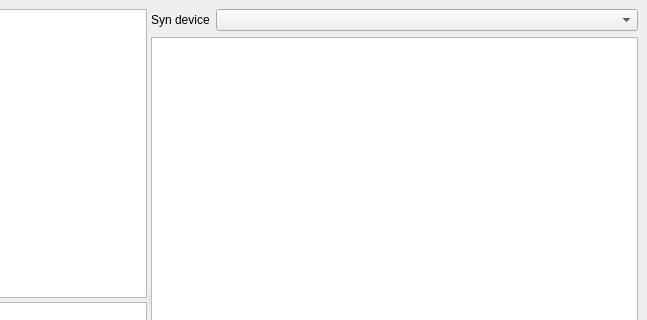
Above: midicfg/rc/midicfg.ui from Stephen-Hazel/PianoCheetah before the change; both pictures show x 350 to 997 and y 0 to 320 of the 997 by 600 pixel window. Below: the same form after it.
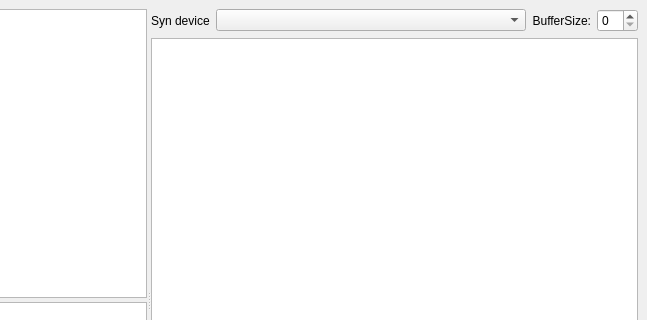
That is the form after the change.

Commit message: syn bufsize editable in midicfg now

```diff
--- a/midicfg/rc/midicfg.ui
+++ b/midicfg/rc/midicfg.ui
@@ -74,6 +74,23 @@
             </property>
            </widget>
           </item>
+          <item>
+           <widget class="QLabel" name="lbl2">
+            <property name="text">
+             <string>BufferSize:</string>
+            </property>
+            <property name="alignment">
+             <set>Qt::AlignmentFlag::AlignRight|Qt::AlignmentFlag::AlignTrailing|Qt::AlignmentFlag::AlignVCenter</set>
+            </property>
+           </widget>
+          </item>
+          <item>
+           <widget class="QSpinBox" name="spbBuf">
+            <property name="toolTip">
+             <string>sound card buffer size (lower to improve latency, higher to stop clicking/distortion)</string>
+            </property>
+           </widget>
+          </item>
          </layout>
         </item>
         <item>
```
Left out of the diff: 14 changed lines with no effect on the pictures. The commit also changes 3 other files.
